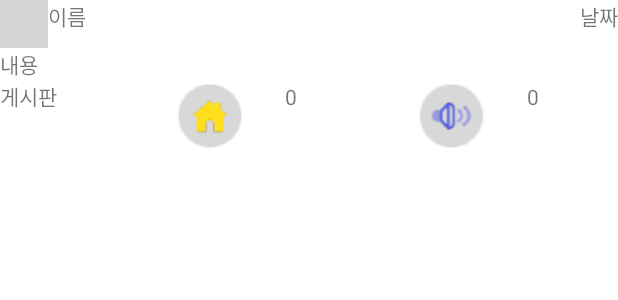
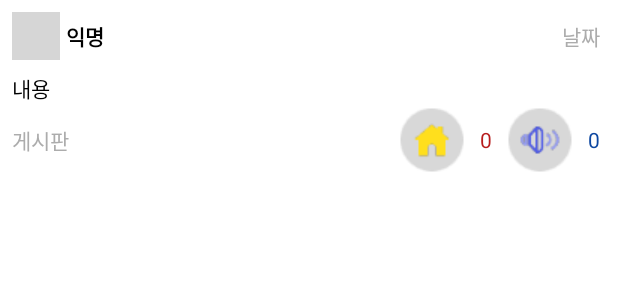
Before and after one commit to pha-ran/Android-first, an Android app: the layout popular_posts_item.xml on its own in the app's theme, with its tools: preview values and no code run, on a phone screen of 412 x 824 dp. Shown: the top 300 px of the screen. Run offline under Robolectric (Android 15) with nearby library versions, the phone set to English and light mode, and no system bars; grey boxes are pictures that could not be loaded.

Commit message:
add [ Popular Posts ]

```diff
--- a/Clone_EveryTime/app/src/main/java/com/example/clone_everytime/recommended_information_adapter.kt
+++ b/Clone_EveryTime/app/src/main/java/com/example/clone_everytime/recommended_information_adapter.kt
@@ -27,7 +27,7 @@ class recommended_information_adapter(
         var type = itemview.findViewById<TextView>(R.id.recommended_information_item_type)
         var title = itemview.findViewById<TextView>(R.id.recommended_information_item_title)
         var subtitle = itemview.findViewById<TextView>(R.id.recommended_information_item_subtitle)
-        var btn_text = itemview.findViewById<Button>(R.id.recommended_information_item_button)
+        var btn_text = itemview.findViewById<TextView>(R.id.recommended_information_item_button)
     }
 
     override fun onCreateViewHolder(parent: ViewGroup, viewType: Int): recommended_information_viewholder {
--- a/Clone_EveryTime/app/src/main/res/layout/popular_posts_item.xml
+++ b/Clone_EveryTime/app/src/main/res/layout/popular_posts_item.xml
@@ -2,80 +2,94 @@
 <LinearLayout xmlns:android="http://schemas.android.com/apk/res/android"
     xmlns:app="http://schemas.android.com/apk/res-auto"
     android:layout_width="match_parent"
-    android:layout_height="match_parent"
+    android:layout_height="wrap_content"
     android:orientation="vertical">
-
-    <RelativeLayout
-        android:layout_width="match_parent"
-        android:layout_height="wrap_content">
-
-        <ImageView
-            android:id="@+id/imageView"
-            android:layout_width="32dp"
-            android:layout_height="32dp"
-            android:layout_alignParentLeft="true"
-            app:srcCompat="@drawable/ic_home_toolbar_person" />
-
-        <TextView
-            android:id="@+id/textView2"
-            android:layout_width="wrap_content"
-            android:layout_height="wrap_content"
-            android:layout_toRightOf="@id/imageView"
-            android:text="이름" />
-
-        <TextView
-            android:id="@+id/textView3"
-            android:layout_width="wrap_content"
-            android:layout_height="wrap_content"
-            android:layout_alignParentRight="true"
-            android:text="날짜" />
-
-    </RelativeLayout>
-
-    <TextView
-        android:id="@+id/textView4"
-        android:layout_width="wrap_content"
-        android:layout_height="wrap_content"
-        android:text="내용" />
 
     <LinearLayout
         android:layout_width="match_parent"
         android:layout_height="wrap_content"
-        android:orientation="horizontal">
+        android:layout_margin="8dp"
+        android:gravity="center_vertical">
+
+        <ImageView
+            android:id="@+id/popular_posts_profileimage"
+            android:layout_width="32dp"
+            android:layout_height="32dp"
+            app:srcCompat="@drawable/ic_home_toolbar_person" />
 
         <TextView
-            android:id="@+id/textView5"
+            android:id="@+id/popular_posts_name"
             android:layout_width="wrap_content"
             android:layout_height="wrap_content"
             android:layout_weight="1"
-            android:text="게시판" />
+            android:layout_marginLeft="4dp"
+            android:text="익명"
+            android:textColor="@color/black"
+            android:textStyle="bold" />
+
+        <TextView
+            android:id="@+id/popular_posts_date"
+            android:layout_width="wrap_content"
+            android:layout_height="wrap_content"
+            android:layout_marginRight="4dp"
+            android:text="날짜"
+            android:textColor="#ACACAC"/>
+
+    </LinearLayout>
+
+    <TextView
+        android:id="@+id/popular_posts_content"
+        android:layout_width="wrap_content"
+        android:layout_height="wrap_content"
+        android:layout_marginHorizontal="8dp"
+        android:text="내용"
+        android:maxLines="2"
+        android:ellipsize="end"
+        android:textColor="@color/black"/>
+
+    <LinearLayout
+        android:layout_width="match_parent"
+        android:layout_height="wrap_content"
+        android:orientation="horizontal"
+        android:gravity="center_vertical"
+        android:layout_marginHorizontal="8dp">
+
+        <TextView
+            android:id="@+id/popular_posts_board"
+            android:layout_width="wrap_content"
+            android:layout_height="wrap_content"
+            android:layout_weight="1"
+            android:text="게시판"
+            android:textColor="#ACACAC" />
 
         <ImageView
             android:id="@+id/imageView2"
             android:layout_width="wrap_content"
             android:layout_height="wrap_content"
-            android:layout_weight="1"
-            app:srcCompat="@drawable/ic_home_fragment_home" />
+            app:srcCompat="@drawable/ic_home_fragment_home"
+            android:layout_marginHorizontal="4dp" />
 
         <TextView
-            android:id="@+id/textView6"
+            android:id="@+id/popular_posts_like"
             android:layout_width="wrap_content"
             android:layout_height="wrap_content"
-            android:layout_weight="1"
-            android:text="0" />
+            android:text="0"
+            android:layout_marginHorizontal="4dp"
+            android:textColor="#B71C1C"/>
 
         <ImageView
             android:id="@+id/imageView3"
             android:layout_width="wrap_content"
             android:layout_height="wrap_content"
-            android:layout_weight="1"
-            app:srcCompat="@drawable/ic_home_fragment_speaker" />
+            app:srcCompat="@drawable/ic_home_fragment_speaker"
+            android:layout_marginHorizontal="4dp" />
 
         <TextView
-            android:id="@+id/textView7"
+            android:id="@+id/popular_posts_comment"
             android:layout_width="wrap_content"
             android:layout_height="wrap_content"
-            android:layout_weight="1"
-            android:text="0" />
+            android:text="0"
+            android:layout_marginHorizontal="4dp"
+            android:textColor="#0D47A1"/>
     </LinearLayout>
 </LinearLayout>
```
Also changed, not shown: Clone_EveryTime/app/src/main/java/com/example/clone_everytime/CirclePagerIndicatorDecoration.kt (added, +123 -0 lines), Clone_EveryTime/app/src/main/java/com/example/clone_everytime/HomeFragment.kt (+16 -0 lines), Clone_EveryTime/app/src/main/java/com/example/clone_everytime/popular_posts_adapter.kt (+51 -1 lines), Clone_EveryTime/app/src/main/res/drawable/recommended_information_item_button.xml (added, +8 -0 lines), Clone_EveryTime/app/src/main/res/layout/fragment_home.xml (+5 -2 lines), Clone_EveryTime/app/src/main/res/layout/recommended_information_item.xml (+26 -7 lines).
